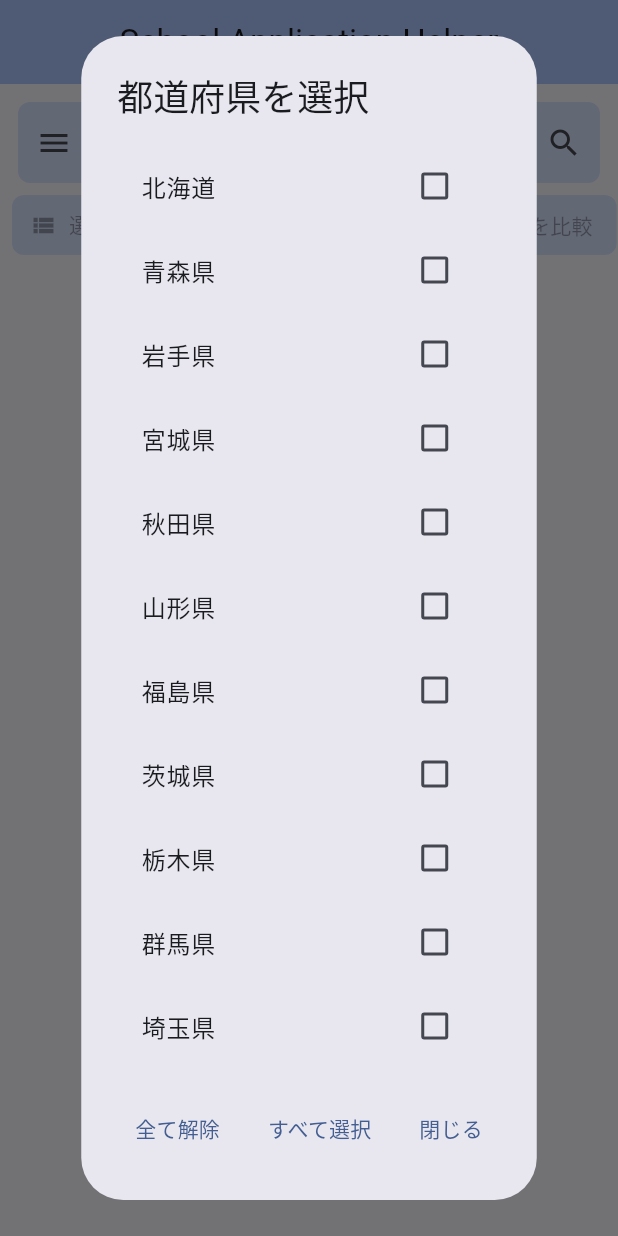
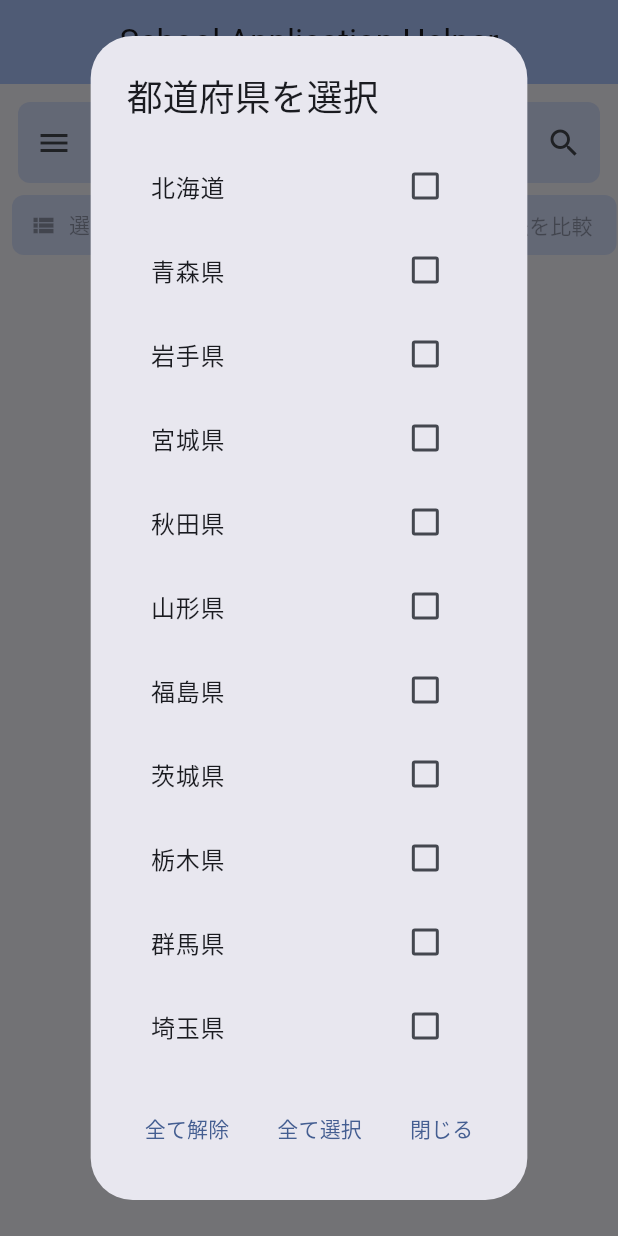
Before and after one commit to aurora1530/schoolApplicationHelper, a Flutter app: the screen it shows after launch, after a tap on the "menu" icon, on a phone screen of 412 x 824 dp. Run offline on Flutter 3.47's test engine with Material 3 defaults, Android fonts, the light colour scheme and no system bars.

Commit message:
fix: 漢字ひらがなを統一

```diff
--- a/frontend/lib/widgets/search/search_result.dart
+++ b/frontend/lib/widgets/search/search_result.dart
@@ -148,7 +148,7 @@ class _SearchResultState extends State<SearchResult> {
                       _selectedPrefectures = List.from(_allPrefectures);
                     });
                   },
-                  child: const Text('すべて選択'),
+                  child: const Text('全て選択'),
                 ),
                 TextButton(
                   onPressed: () {
```
